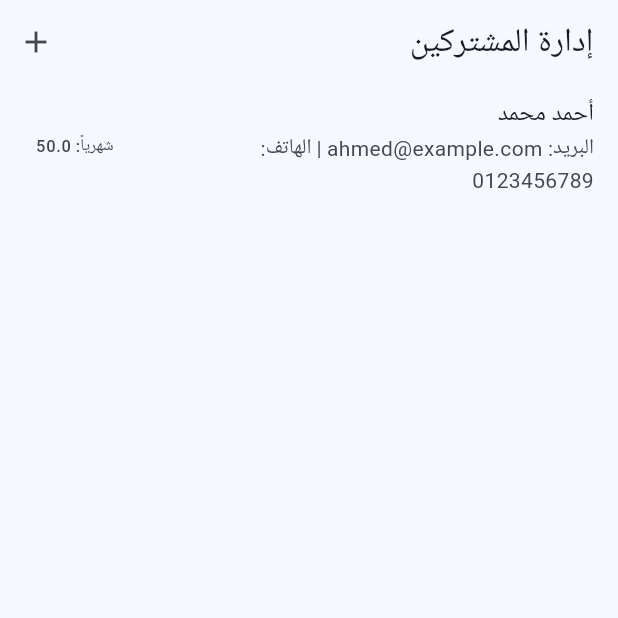
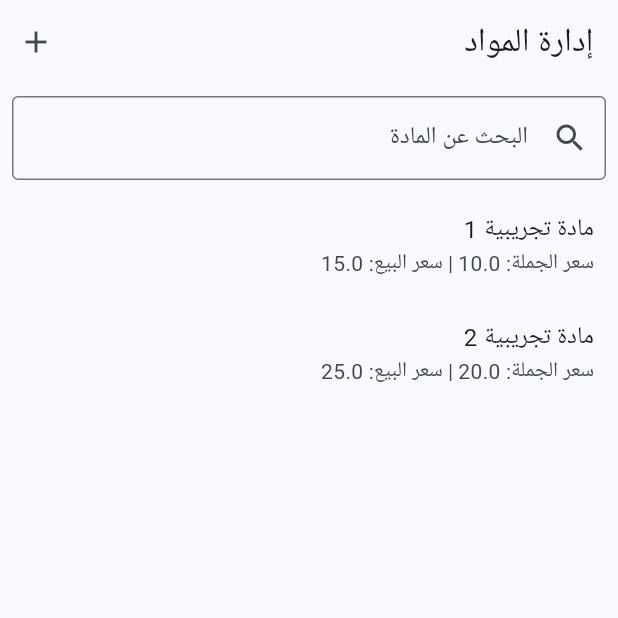
Before and after one commit to could-ai/019a50c6-784a-72e4-857b-33679aed2fe1, a Flutter app: the screen it shows after launch, on a phone screen of 412 x 824 dp, the top half of it. Run offline on Flutter 3.47's test engine with Material 3 defaults, Android fonts, the phone set to English and light mode, and no system bars; Roboto replaces fonts that are missing (Arial).

Commit message:
تعديل ملف main.dart لتغيير عنوان التطبيق إلى 'برنامج إدارة المواد' وتحديث الاستيراد لاستخدام نموذج المادة والشاشة الرئيسية الجديدة، مع الحفاظ على دعم اللغة العربية والإعدادات الأساسية.; إنشاء ملف نموذج بيانات جديد للمادة يحتوي على الحقول المطلوبة: اسم المادة، سعر الجملة، سعر البيع، مع طرق للتحويل إلى ومن Map لتسهيل التخزين المحلي أو في قاعدة بيانات مستقبلية.; تعديل الشاشة الرئيسية لتصبح شاشة إدارة المواد مع قائمة المواد، شريط بحث للبحث عن المادة بالاسم، وإمكانية إضافة مادة جديدة. تم إضافة بيانات تجريبية ووظائف للإضافة، التعديل، والحذف مع تحديث القائمة المفلترة.; إنشاء شاشة نموذج إضافة/تعديل المادة مع حقول اسم المادة، سعر الجملة، سعر البيع، والتحقق من صحة البيانات. يدعم الإضافة والتعديل مع إرجاع النتيجة إلى الشاشة الرئيسية.; إنشاء شاشة تفاصيل المادة تعرض اسم المادة، سعر الجملة، سعر البيع، مع إمكانية التعديل أو الحذف. تدعم تحديث الحالة عند التعديل.

```diff
--- a/usr/lib/main.dart
+++ b/usr/lib/main.dart
@@ -1,6 +1,6 @@
 import 'package:flutter/material.dart';
 import 'package:flutter_localizations/flutter_localizations.dart';
-import 'models/subscriber.dart';
+import 'models/item.dart';
 import 'screens/home_screen.dart';
 
 void main() {
@@ -13,7 +13,7 @@ class MyApp extends StatelessWidget {
   @override
   Widget build(BuildContext context) {
     return MaterialApp(
-      title: 'برنامج إدارة المشتركين',
+      title: 'برنامج إدارة المواد',
       debugShowCheckedModeBanner: false,
       localizationsDelegates: const [
         GlobalMaterialLocalizations.delegate,
--- /dev/null
+++ b/usr/lib/models/item.dart
@@ -0,0 +1,31 @@
+class Item {
+  String id;
+  String name;
+  double wholesalePrice;
+  double sellingPrice;
+
+  Item({
+    required this.id,
+    required this.name,
+    required this.wholesalePrice,
+    required this.sellingPrice,
+  });
+
+  Map<String, dynamic> toMap() {
+    return {
+      'id': id,
+      'name': name,
+      'wholesalePrice': wholesalePrice,
+      'sellingPrice': sellingPrice,
+    };
+  }
+
+  factory Item.fromMap(Map<String, dynamic> map) {
+    return Item(
+      id: map['id'],
+      name: map['name'],
+      wholesalePrice: map['wholesalePrice'],
+      sellingPrice: map['sellingPrice'],
+    );
+  }
+}
--- a/usr/lib/screens/home_screen.dart
+++ b/usr/lib/screens/home_screen.dart
@@ -1,7 +1,7 @@
 import 'package:flutter/material.dart';
-import '../models/subscriber.dart';
-import 'subscriber_form.dart';
-import 'subscriber_detail.dart';
+import '../models/item.dart';
+import 'item_form.dart';
+import 'item_detail.dart';
 
 class HomeScreen extends StatefulWidget {
   const HomeScreen({super.key});
@@ -11,61 +11,74 @@ class HomeScreen extends StatefulWidget {
 }
 
 class _HomeScreenState extends State<HomeScreen> {
-  List<Subscriber> subscribers = [
-    Subscriber(
+  List<Item> items = [
+    Item(
       id: '1',
-      name: 'أحمد محمد',
-      email: 'ahmed@example.com',
-      phone: '0123456789',
-      registrationDate: DateTime.now().subtract(const Duration(days: 30)),
-      monthlyFee: 50.0,
-      subscriptions: [
-        Subscription(
-          id: 's1',
-          subscriberId: '1',
-          dueDate: DateTime.now().subtract(const Duration(days: 30)),
-          amount: 50.0,
-          isPaid: true,
-          paymentDate: DateTime.now().subtract(const Duration(days: 25)),
+      name: 'مادة تجريبية 1',
+      wholesalePrice: 10.0,
+      sellingPrice: 15.0,
     ),
-        Subscription(
-          id: 's2',
-          subscriberId: '1',
-          dueDate: DateTime.now(),
-          amount: 50.0,
-        ),
-      ],
+    Item(
+      id: '2',
+      name: 'مادة تجريبية 2',
+      wholesalePrice: 20.0,
+      sellingPrice: 25.0,
     ),
     // يمكن إضافة المزيد من البيانات التجريبية
   ];
 
-  void _addSubscriber(Subscriber subscriber) {
+  List<Item> filteredItems = [];
+  TextEditingController searchController = TextEditingController();
+
+  @override
+  void initState() {
+    super.initState();
+    filteredItems = items;
+    searchController.addListener(_filterItems);
+  }
+
+  void _filterItems() {
+    String query = searchController.text.toLowerCase();
     setState(() {
-      subscribers.add(subscriber);
+      filteredItems = items.where((item) => item.name.toLowerCase().contains(query)).toList();
     });
   }
 
-  void _updateSubscriber(Subscriber updatedSubscriber) {
+  void _addItem(Item item) {
     setState(() {
-      final index =
-          subscribers.indexWhere((s) => s.id == updatedSubscriber.id);
+      items.add(item);
+      _filterItems();
+    });
+  }
+
+  void _updateItem(Item updatedItem) {
+    setState(() {
+      final index = items.indexWhere((i) => i.id == updatedItem.id);
       if (index != -1) {
-        subscribers[index] = updatedSubscriber;
+        items[index] = updatedItem;
+        _filterItems();
       }
     });
   }
 
-  void _deleteSubscriber(String id) {
+  void _deleteItem(String id) {
     setState(() {
-      subscribers.removeWhere((s) => s.id == id);
+      items.removeWhere((i) => i.id == id);
+      _filterItems();
     });
+  }
+
+  @override
+  void dispose() {
+    searchController.dispose();
+    super.dispose();
   }
 
   @override
   Widget build(BuildContext context) {
     return Scaffold(
       appBar: AppBar(
-        title: const Text('إدارة المشتركين'),
+        title: const Text('إدارة المواد'),
         actions: [
           IconButton(
             icon: const Icon(Icons.add),
@@ -73,8 +86,8 @@ class _HomeScreenState extends State<HomeScreen> {
               final result = await Navigator.push(
                 context,
                 MaterialPageRoute(
-                  builder: (context) => SubscriberForm(
-                    onSave: _addSubscriber,
+                  builder: (context) => ItemForm(
+                    onSave: _addItem,
                   ),
                 ),
               );
@@ -82,22 +95,35 @@ class _HomeScreenState extends State<HomeScreen> {
           ),
         ],
       ),
-      body: ListView.builder(
-        itemCount: subscribers.length,
+      body: Column(
+        children: [
+          Padding(
+            padding: const EdgeInsets.all(8.0),
+            child: TextField(
+              controller: searchController,
+              decoration: const InputDecoration(
+                labelText: 'البحث عن المادة',
+                prefixIcon: Icon(Icons.search),
+                border: OutlineInputBorder(),
+              ),
+            ),
+          ),
+          Expanded(
+            child: ListView.builder(
+              itemCount: filteredItems.length,
               itemBuilder: (context, index) {
-          final subscriber = subscribers[index];
+                final item = filteredItems[index];
                 return ListTile(
-            title: Text(subscriber.name),
-            subtitle: Text('البريد: ${subscriber.email} | الهاتف: ${subscriber.phone}'),
-            trailing: Text('شهرياً: ${subscriber.monthlyFee}'),
+                  title: Text(item.name),
+                  subtitle: Text('سعر الجملة: ${item.wholesalePrice} | سعر البيع: ${item.sellingPrice}'),
                   onTap: () {
                     Navigator.push(
                       context,
                       MaterialPageRoute(
-                  builder: (context) => SubscriberDetail(
-                    subscriber: subscriber,
-                    onUpdate: _updateSubscriber,
-                    onDelete: _deleteSubscriber,
+                        builder: (context) => ItemDetail(
+                          item: item,
+                          onUpdate: _updateItem,
+                          onDelete: _deleteItem,
                         ),
                       ),
                     );
@@ -105,6 +131,9 @@ class _HomeScreenState extends State<HomeScreen> {
                 );
               },
             ),
+          ),
+        ],
+      ),
     );
   }
 }
```
Also changed, not shown: usr/lib/screens/item_detail.dart (added, +96 -0 lines), usr/lib/screens/item_form.dart (added, +93 -0 lines). Lines whose indentation alone changed are shown as unchanged.
